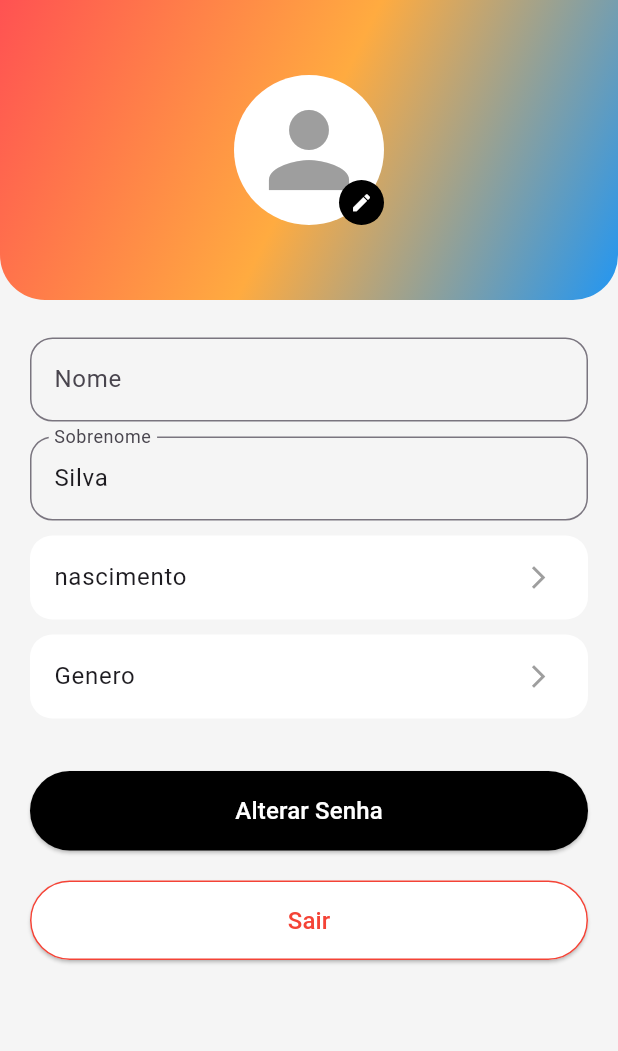
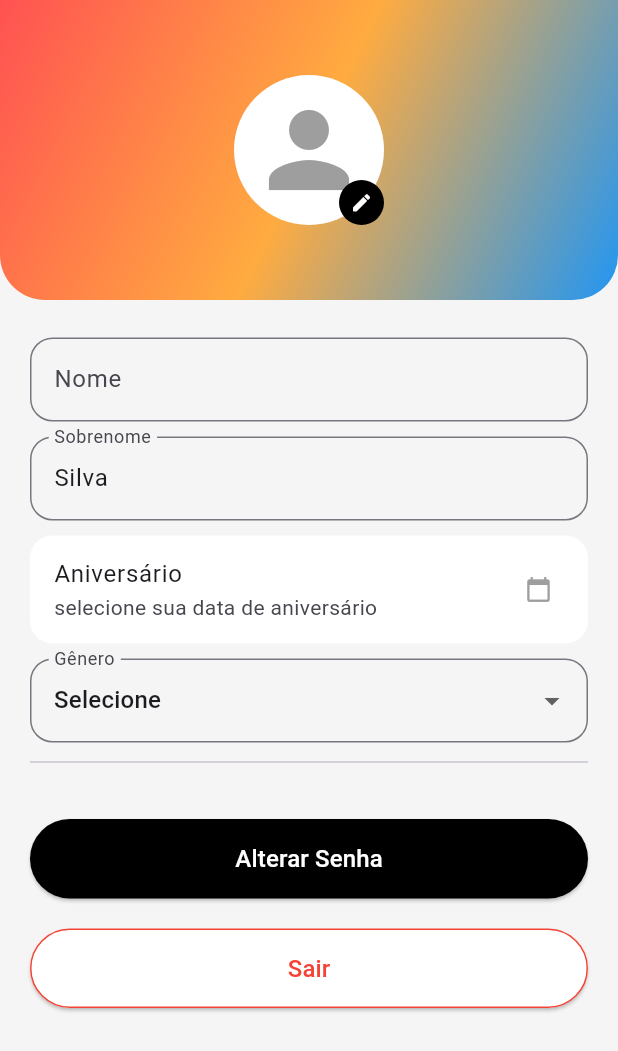
Before and after one commit to alessandragaleno/user_app, a Flutter app: the HomePage screen opened directly with empty values, on a phone screen of 412 x 824 dp. Shown: the top 1051 px of the screen. Run offline on Flutter 3.47's test engine with Material 3 defaults, Android fonts, the light colour scheme and no system bars.

Commit message:
perfi finalizado, com calendario e geneo adicionado

```diff
--- a/lib/main.dart
+++ b/lib/main.dart
@@ -25,7 +25,6 @@ class LoginPage extends StatefulWidget {
 }
 
 class _LoginPageState extends State<LoginPage> {
-
   final _formKey = GlobalKey<FormState>();
   String _usuario = '';
   String _senha = '';
@@ -34,7 +33,7 @@ class _LoginPageState extends State<LoginPage> {
   void _login() {
     if (_formKey.currentState!.validate()) {
       _formKey.currentState!.save();
-        if (_usuario == 'alexya' && _senha == '1234'){
+      if (_usuario == 'alexya' && _senha == '1234') {
         Navigator.push(
           context,
           MaterialPageRoute(builder: (context) => HomePage(usuario: _usuario)),
@@ -59,7 +58,8 @@ class _LoginPageState extends State<LoginPage> {
               borderRadius: BorderRadius.circular(16.0),
             ),
             elevation: 10,
-            child: Padding(padding: EdgeInsets.all(20.0),
+            child: Padding(
+              padding: EdgeInsets.all(20.0),
               child: Form(
                 key: _formKey,
                 child: Column(
@@ -72,7 +72,8 @@ class _LoginPageState extends State<LoginPage> {
                         labelText: 'Usuário',
                         border: OutlineInputBorder(),
                       ),
-                    validator: (value)  => value!.isEmpty ? 'Digite o nome do usuário' : null,
+                      validator: (value) =>
+                          value!.isEmpty ? 'Digite o nome do usuário' : null,
                       onSaved: (value) => _usuario = value!,
                     ),
                     SizedBox(height: 20),
@@ -81,7 +82,8 @@ class _LoginPageState extends State<LoginPage> {
                         labelText: 'Senha',
                         border: OutlineInputBorder(),
                       ),
-                    validator: (value)  => value!.isEmpty ? 'Digite sua senha' : null,
+                      validator: (value) =>
+                          value!.isEmpty ? 'Digite sua senha' : null,
                       onSaved: (value) => _senha = value!,
                     ),
                     SizedBox(height: 20),
@@ -107,15 +109,21 @@ class _LoginPageState extends State<LoginPage> {
         ),
       ),
     );
-
   }
 }
 
-    //Classe Homepage que será a página de perfil de usuário
-    class HomePage extends StatelessWidget {
+// Classe Homepage que será a página de perfil de usuário
+class HomePage extends StatefulWidget {
   final String usuario;
 
   HomePage({required this.usuario});
+  @override
+  _HomePageState createState() => _HomePageState();
+}
+
+class _HomePageState extends State<HomePage> {
+  DateTime? selectedDate;
+  String selectedGender = 'Selecione';
 
   @override
   Widget build(BuildContext context) {
@@ -125,15 +133,15 @@ class _LoginPageState extends State<LoginPage> {
         child: Column(
           children: [
             Container(
-                  height: 200, //altura do cabeçalho
+              height: 200,
               decoration: BoxDecoration(
                 gradient: LinearGradient(
                   colors: [Colors.redAccent, Colors.orangeAccent, Colors.blue],
-                      begin: Alignment.topLeft, //Começa no topo a esquerda
-                      end: Alignment.bottomRight,//finaliza em baixo a direita
+                  begin: Alignment.topLeft,
+                  end: Alignment.bottomRight,
                 ),
                 borderRadius: BorderRadius.vertical(
-              bottom: Radius.circular(30), //Arredonda o cabeçalho
+                  bottom: Radius.circular(30),
                 ),
               ),
               child: Center(
@@ -159,27 +167,28 @@ class _LoginPageState extends State<LoginPage> {
               ),
             ),
             SizedBox(height: 20),
-           _buildTextField(label: "Nome", value: usuario), // Campo de entrada para o primeiro nome
-            _buildTextField(label: "Sobrenome", value: "Silva"), // Campo de entrada para o sobrenome
-            _buildOption(label: "nascimento"), // Opção para data de nascimento
-            _buildOption(label: "Genero"), // Opção para gênero
-            SizedBox(height: 20), // Espaçamento
-            _buildButton(text: "Alterar Senha", color: Colors.black), // Botão para alterar senha
-            _buildButton(text: "Sair", color: Colors.red, isOutlined: true), // Botão para logout
+            _buildTextField(label: "Nome", value: widget.usuario),
+            _buildTextField(label: "Sobrenome", value: "Silva"),
+            _buildDatePicker(),
+            _buildGeneroDropDown(),
+            Divider(thickness: 1, indent: 20, endIndent: 20),
+            SizedBox(height: 20),
+            _buildButton(text: "Alterar Senha", color: Colors.black),
+            _buildButton(text: "Sair", color: Colors.red, isOutlined: true),
           ],
         ),
       ),
     );
   }
-   // Método para criar um campo de entrada de texto
+
   Widget _buildTextField({required String label, required String value}) {
     return Padding(
-      padding: const EdgeInsets.symmetric(horizontal: 20, vertical: 5), // Define o espaçamento externo
+      padding: const EdgeInsets.symmetric(horizontal: 20, vertical: 5),
       child: TextFormField(
-        initialValue: value, // Define o valor inicial do campo
+        initialValue: value,
         decoration: InputDecoration(
-          labelText: label, // Define o rótulo do campo
-          border: OutlineInputBorder(borderRadius: BorderRadius.circular(15)), // Adiciona borda arredondada
+          labelText: label,
+          border: OutlineInputBorder(borderRadius: BorderRadius.circular(15)),
         ),
       ),
     );
@@ -197,7 +206,8 @@ class _LoginPageState extends State<LoginPage> {
     );
   }
 
-  Widget _buildButton({required String text, required Color color, bool isOutlined = false}) {
+  Widget _buildButton(
+      {required String text, required Color color, bool isOutlined = false}) {
     return Padding(
       padding: const EdgeInsets.symmetric(horizontal: 20, vertical: 10),
       child: SizedBox(
@@ -207,7 +217,7 @@ class _LoginPageState extends State<LoginPage> {
           style: ElevatedButton.styleFrom(
             backgroundColor: isOutlined ? Colors.white : color,
             foregroundColor: isOutlined ? color : Colors.white,
-            side: isOutlined ? BorderSide(color : color) : null,
+            side: isOutlined ? BorderSide(color: color) : null,
             padding: EdgeInsets.symmetric(vertical: 15),
             shape: RoundedRectangleBorder(borderRadius: BorderRadius.circular(30)),
           ),
@@ -216,4 +226,57 @@ class _LoginPageState extends State<LoginPage> {
       ),
     );
   }
+
+  Widget _buildDatePicker() {
+    return Padding(
+      padding: const EdgeInsets.symmetric(horizontal: 20, vertical: 5),
+      child: ListTile(
+        title: Text('Aniversário', style: TextStyle(fontSize: 16)),
+        subtitle: Text(selectedDate != null
+            ? "${selectedDate!.day}/${selectedDate!.month}/${selectedDate!.year}"
+            : "selecione sua data de aniversário"),
+        trailing: Icon(Icons.calendar_today, size: 18, color: Colors.grey),
+        tileColor: Colors.white,
+        shape: RoundedRectangleBorder(borderRadius: BorderRadius.circular(15)),
+        onTap: () async {
+          DateTime? pickedDate = await showDatePicker(
+            context: context,
+            initialDate: DateTime.now(),
+            firstDate: DateTime(1900),
+            lastDate: DateTime.now(),
+          );
+          if (pickedDate != null) {
+            setState(() {
+              selectedDate = pickedDate;
+            });
           }
+        },
+      ),
+    );
+  }
+
+  Widget _buildGeneroDropDown() {
+    return Padding(
+      padding: const EdgeInsets.symmetric(horizontal: 20, vertical: 5),
+      child: DropdownButtonFormField<String>(
+        value: selectedGender,
+        items: ["Selecione", "Masculino", "feminino", "Trans", "Não binário", "Outro"]
+            .map((String gender) {
+          return DropdownMenuItem<String>(
+            value: gender,
+            child: Text(gender),
+          );
+        }).toList(),
+        onChanged: (String? newValue) {
+          setState(() {
+            selectedGender = newValue!;
+          });
+        },
+        decoration: InputDecoration(
+          labelText: 'Gênero',
+          border: OutlineInputBorder(borderRadius: BorderRadius.circular(15)),
+        ),
+      ),
+    );
+  }
+}
```
Lines whose indentation alone changed are shown as unchanged.
